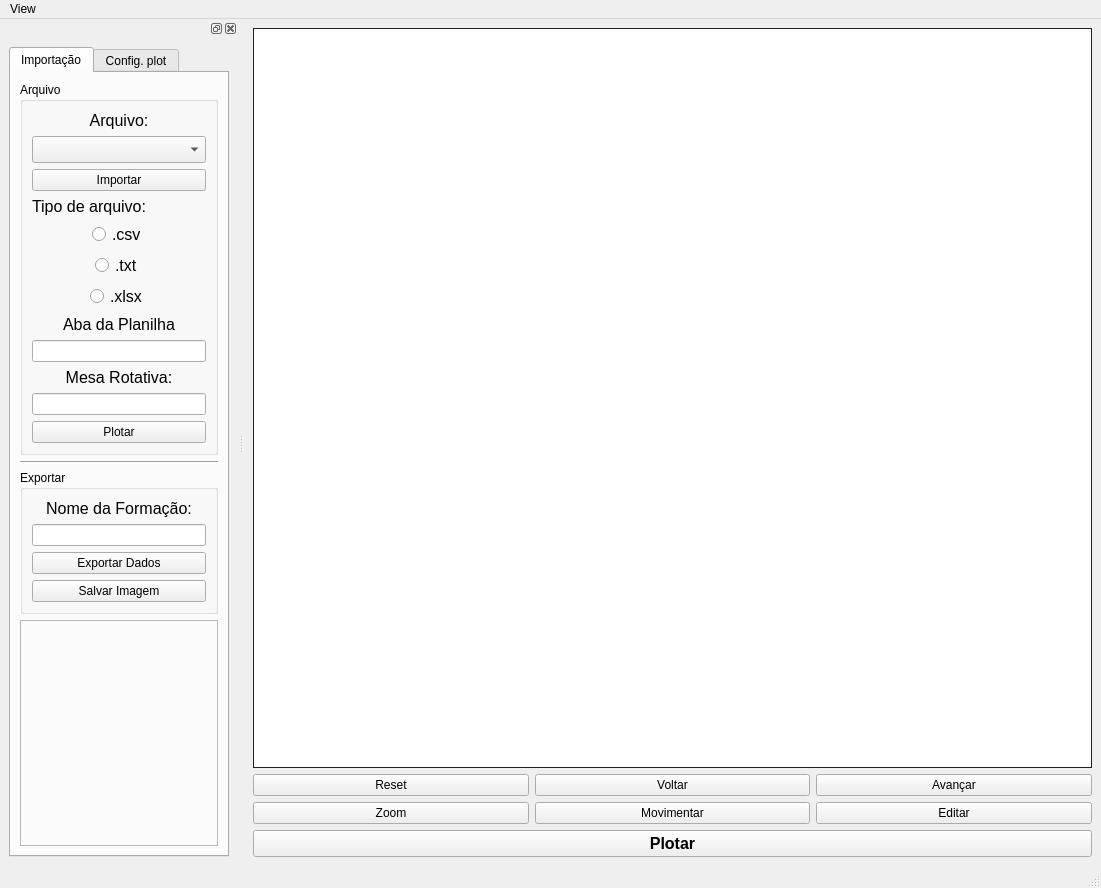
Qt form tomiUI.ui (albano-a/onyx) before a commit.
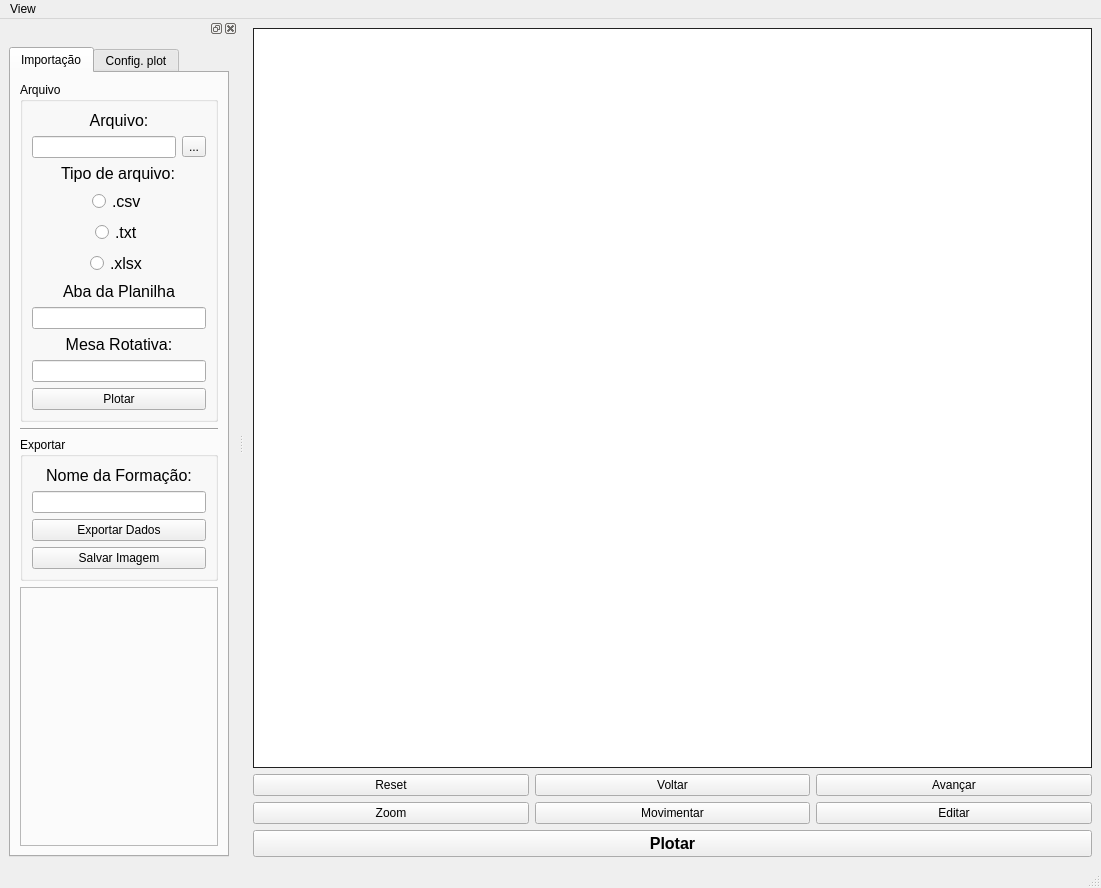
The same form after that commit. Icons and pictures are not drawn.

Patch:
```diff
--- a/tomiUI.ui
+++ b/tomiUI.ui
@@ -15,7 +15,7 @@
   </property>
   <property name="windowIcon">
    <iconset>
-    <normaloff>tomi_icon.png</normaloff>tomi_icon.png</iconset>
+    <normaloff>src/main/icons/Icon.ico</normaloff>src/main/icons/Icon.ico</iconset>
   </property>
   <widget class="QWidget" name="centralwidget">
    <layout class="QVBoxLayout" name="verticalLayout_4">
@@ -172,36 +172,15 @@
              <property name="title">
               <string>Arquivo</string>
              </property>
-             <layout class="QVBoxLayout" name="verticalLayout_3">
-              <item>
-               <widget class="QLabel" name="label_2">
-                <property name="font">
-                 <font>
-                  <pointsize>12</pointsize>
-                 </font>
-                </property>
+             <layout class="QGridLayout" name="gridLayout_2">
+              <item row="1" column="1">
+               <widget class="QToolButton" name="importFileBtn">
                 <property name="text">
-                 <string>&lt;html&gt;&lt;head/&gt;&lt;body&gt;&lt;p align=&quot;center&quot;&gt;Arquivo:&lt;/p&gt;&lt;/body&gt;&lt;/html&gt;</string>
+                 <string>...</string>
                 </property>
                </widget>
               </item>
-              <item>
-               <widget class="QComboBox" name="fileTOMIComboBox">
-                <property name="font">
-                 <font>
-                  <pointsize>12</pointsize>
-                 </font>
-                </property>
-               </widget>
-              </item>
-              <item>
-               <widget class="QPushButton" name="importFileBtn">
-                <property name="text">
-                 <string>Importar</string>
-                </property>
-               </widget>
-              </item>
-              <item>
+              <item row="3" column="0" colspan="2" alignment="Qt::AlignHCenter">
                <widget class="QLabel" name="label_3">
                 <property name="font">
                  <font>
@@ -213,14 +192,8 @@
                 </property>
                </widget>
               </item>
-              <item alignment="Qt::AlignHCenter">
+              <item row="4" column="0" colspan="2" alignment="Qt::AlignHCenter">
                <widget class="QRadioButton" name="csvFileRadioButton">
-                <property name="sizeIncrement">
-                 <size>
-                  <width>0</width>
-                  <height>0</height>
-                 </size>
-                </property>
                 <property name="font">
                  <font>
                   <pointsize>12</pointsize>
@@ -229,51 +202,13 @@
                 <property name="text">
                  <string>.csv</string>
                 </property>
-                <property name="icon">
-                 <iconset>
-                  <normaloff>J:/Universidade/GIECAR/mpanicon/csv.png</normaloff>J:/Universidade/GIECAR/mpanicon/csv.png</iconset>
-                </property>
-                <property name="iconSize">
-                 <size>
-                  <width>32</width>
-                  <height>32</height>
-                 </size>
-                </property>
                 <attribute name="buttonGroup">
                  <string notr="true">fileTOMIBtnGroup</string>
                 </attribute>
                </widget>
               </item>
-              <item alignment="Qt::AlignHCenter">
-               <widget class="QRadioButton" name="txtFileRadioButton">
-                <property name="font">
-                 <font>
-                  <pointsize>12</pointsize>
-                 </font>
-                </property>
-                <property name="text">
-                 <string>.txt</string>
-                </property>
-                <property name="icon">
-                 <iconset>
-                  <normaloff>J:/Universidade/GIECAR/mpanicon/txt.png</normaloff>J:/Universidade/GIECAR/mpanicon/txt.png</iconset>
-                </property>
-                <property name="iconSize">
-                 <size>
-                  <width>32</width>
-                  <height>32</height>
-                 </size>
-                </property>
-                <attribute name="buttonGroup">
-                 <string notr="true">fileTOMIBtnGroup</string>
-                </attribute>
-               </widget>
-              </item>
-              <item alignment="Qt::AlignHCenter">
+              <item row="6" column="0" colspan="2" alignment="Qt::AlignHCenter">
                <widget class="QRadioButton" name="xlsxFileRadioButton">
-                <property name="enabled">
-                 <bool>true</bool>
-                </property>
                 <property name="font">
                  <font>
                   <pointsize>12</pointsize>
@@ -282,29 +217,37 @@
                 <property name="text">
                  <string>.xlsx</string>
                 </property>
-                <property name="icon">
-                 <iconset>
-                  <normaloff>J:/Universidade/GIECAR/mpanicon/xlsx.png</normaloff>J:/Universidade/GIECAR/mpanicon/xlsx.png</iconset>
+                <attribute name="buttonGroup">
+                 <string notr="true">fileTOMIBtnGroup</string>
+                </attribute>
+               </widget>
+              </item>
+              <item row="1" column="0">
+               <widget class="QLineEdit" name="fileNameInput"/>
+              </item>
+              <item row="5" column="0" colspan="2" alignment="Qt::AlignHCenter">
+               <widget class="QRadioButton" name="txtFileRadioButton">
+                <property name="font">
+                 <font>
+                  <pointsize>12</pointsize>
+                 </font>
                 </property>
-                <property name="iconSize">
-                 <size>
-                  <width>32</width>
-                  <height>32</height>
-                 </size>
+                <property name="text">
+                 <string>.txt</string>
                 </property>
                 <attribute name="buttonGroup">
                  <string notr="true">fileTOMIBtnGroup</string>
                 </attribute>
                </widget>
               </item>
-              <item>
+              <item row="7" column="0" colspan="2">
                <widget class="QLabel" name="sheetTabLabel">
                 <property name="text">
                  <string>&lt;html&gt;&lt;head/&gt;&lt;body&gt;&lt;p align=&quot;center&quot;&gt;&lt;span style=&quot; font-size:12pt;&quot;&gt;Aba da Planilha&lt;/span&gt;&lt;/p&gt;&lt;/body&gt;&lt;/html&gt;</string>
                 </property>
                </widget>
               </item>
-              <item>
+              <item row="8" column="0" colspan="2">
                <widget class="QLineEdit" name="sheetPageInput">
                 <property name="styleSheet">
                  <string notr="true">QLineEdit { 
@@ -313,23 +256,35 @@
                 </property>
                </widget>
               </item>
-              <item>
+              <item row="9" column="0" colspan="2">
                <widget class="QLabel" name="label_11">
                 <property name="text">
                  <string>&lt;html&gt;&lt;head/&gt;&lt;body&gt;&lt;p align=&quot;center&quot;&gt;&lt;span style=&quot; font-size:12pt;&quot;&gt;Mesa Rotativa:&lt;/span&gt;&lt;/p&gt;&lt;/body&gt;&lt;/html&gt;</string>
                 </property>
                </widget>
               </item>
-              <item>
+              <item row="10" column="0" colspan="2">
                <widget class="QLineEdit" name="mesaRotativaInput"/>
               </item>
-              <item>
+              <item row="11" column="0" colspan="2">
                <widget class="QPushButton" name="plotTOMIBtn_2">
                 <property name="text">
                  <string>Plotar</string>
                 </property>
                </widget>
               </item>
+              <item row="0" column="0" colspan="2">
+               <widget class="QLabel" name="label_2">
+                <property name="font">
+                 <font>
+                  <pointsize>12</pointsize>
+                 </font>
+                </property>
+                <property name="text">
+                 <string>&lt;html&gt;&lt;head/&gt;&lt;body&gt;&lt;p align=&quot;center&quot;&gt;Arquivo:&lt;/p&gt;&lt;/body&gt;&lt;/html&gt;</string>
+                </property>
+               </widget>
+              </item>
              </layout>
             </widget>
            </item>
```
